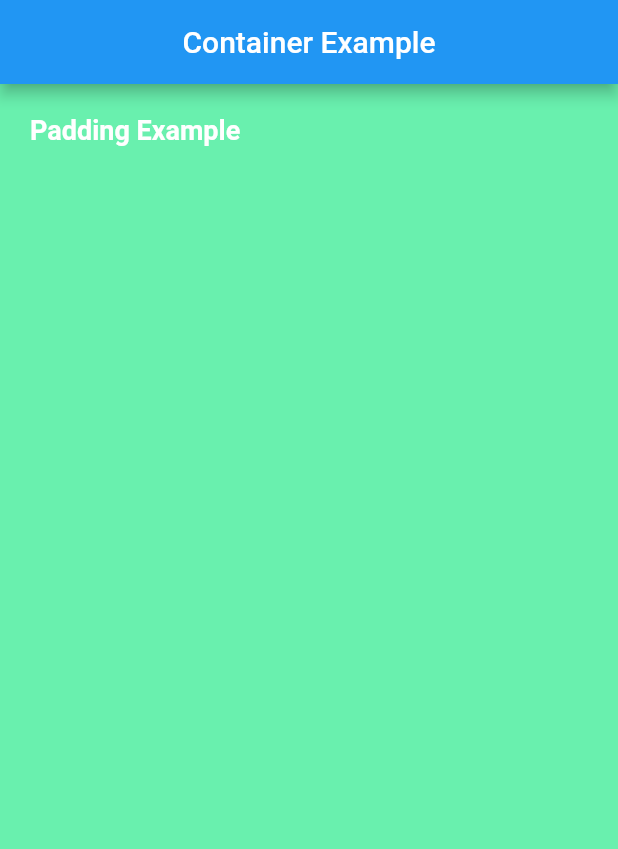
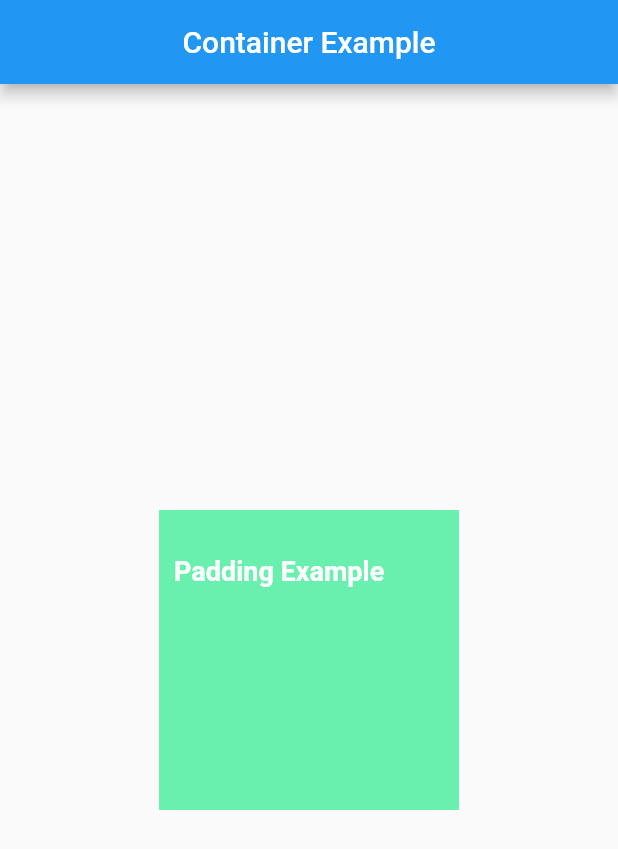
Before and after one commit to NilamPathak578/flutterHopeProjects, a Flutter app: the screen it shows after launch, on a phone screen of 412 x 824 dp. Shown: the top 849 px of the screen. Run offline on Flutter 3.47's test engine with Material 2 defaults, Android fonts, the phone set to English and light mode, and no system bars.

Commit message:
Margin and Padding Example

```diff
--- a/lib/Widgets/containerwidget.dart
+++ b/lib/Widgets/containerwidget.dart
@@ -23,7 +23,8 @@ Widget containerWidget(BuildContext context) {
 }
 
 Widget container(BuildContext context) {
-  return Container(
+  return Center(
+    child: Container(
       //equal margin in all
       //margin: const EdgeInsets.all(10),
 
@@ -36,17 +37,21 @@ Widget container(BuildContext context) {
       //different margin from all side
       //margin: const EdgeInsets.fromLTRB(10, 30, 10, 20),
 
-    height: MediaQuery.of(context).size.height,
+      height: 200,
 
-    width: double.infinity,
+      width: 200,
       decoration: const BoxDecoration(color: Colors.greenAccent),
       child: const Padding(
-      padding: EdgeInsets.all(20.0),
+//padding: EdgeInsets.all(10),
+//padding: EdgeInsets.symmetric(horizontal: 20,vertical: 30),
+        //padding: EdgeInsets.only(right: 20, bottom: 30),
+        padding: EdgeInsets.fromLTRB(10, 30, 20, 30),
         child: Text(
           "Padding Example",
           style: TextStyle(
               color: Colors.white, fontSize: 18.0, fontWeight: FontWeight.w700),
         ),
       ),
+    ),
   );
 }
```
Lines whose indentation alone changed are shown as unchanged.
